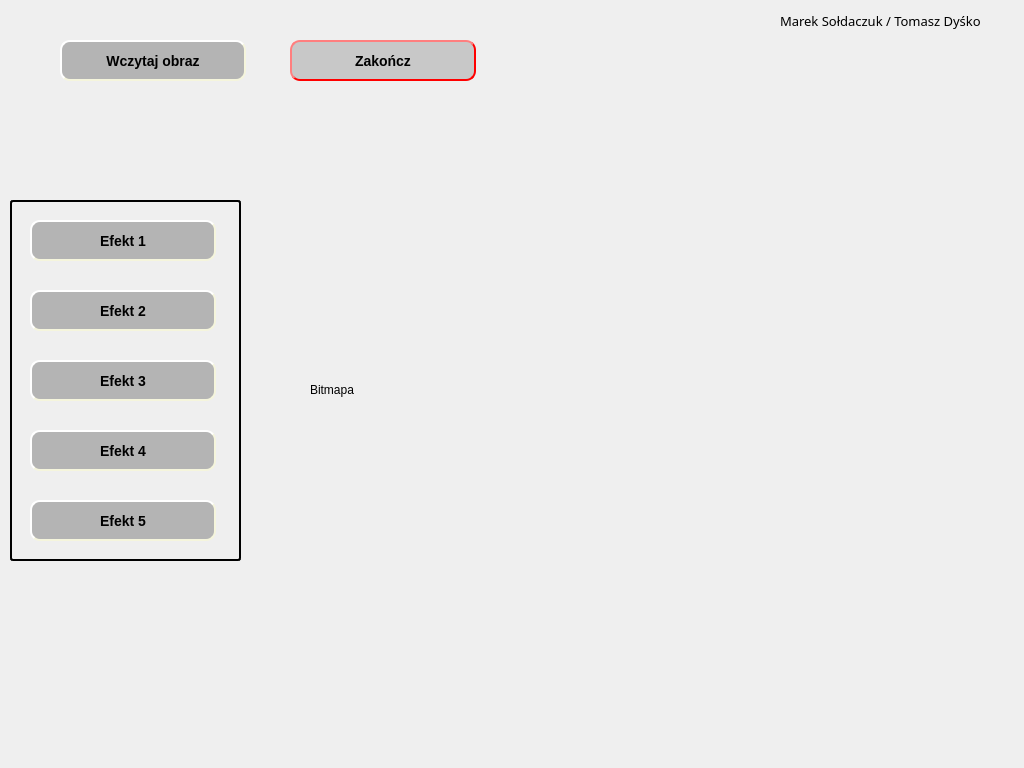
Old version of the form untitled6/mainwindow.ui in the repository TomaszDys/AK2_proj.
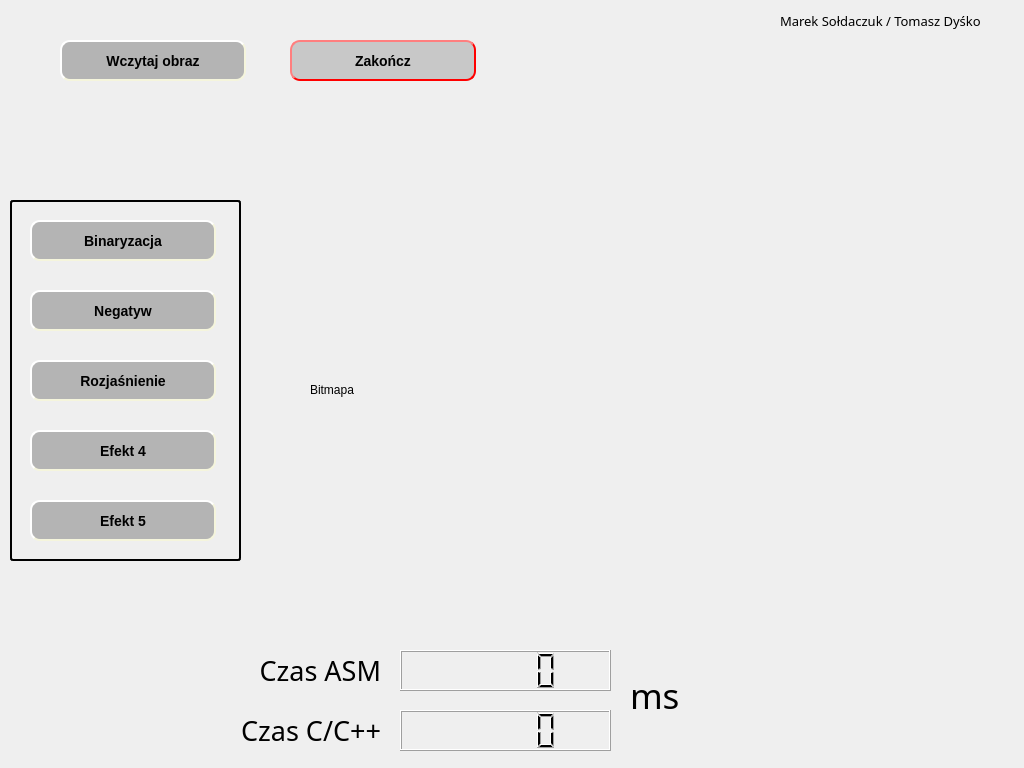
New version of the form. Icons and pictures are not drawn.

The edit to the form file:
```diff
--- a/untitled6/mainwindow.ui
+++ b/untitled6/mainwindow.ui
@@ -178,7 +178,7 @@
 }</string>
     </property>
     <property name="text">
-     <string>Efekt 1</string>
+     <string>Binaryzacja</string>
     </property>
    </widget>
    <widget class="QPushButton" name="but_e2">
@@ -215,7 +215,7 @@
 }</string>
     </property>
     <property name="text">
-     <string>Efekt 2</string>
+     <string>Negatyw</string>
     </property>
    </widget>
    <widget class="QPushButton" name="but_e3">
@@ -252,7 +252,7 @@
 }</string>
     </property>
     <property name="text">
-     <string>Efekt 3</string>
+     <string>Rozjaśnienie</string>
     </property>
    </widget>
    <widget class="QPushButton" name="but_e4">
@@ -357,6 +357,95 @@
      <enum>QFrame::Raised</enum>
     </property>
    </widget>
+   <widget class="QLCDNumber" name="asmTimer">
+    <property name="geometry">
+     <rect>
+      <x>400</x>
+      <y>650</y>
+      <width>211</width>
+      <height>41</height>
+     </rect>
+    </property>
+    <property name="smallDecimalPoint">
+     <bool>false</bool>
+    </property>
+    <property name="value" stdset="0">
+     <double>0.000000000000000</double>
+    </property>
+   </widget>
+   <widget class="QLabel" name="asmTimeLabel">
+    <property name="geometry">
+     <rect>
+      <x>180</x>
+      <y>650</y>
+      <width>201</width>
+      <height>41</height>
+     </rect>
+    </property>
+    <property name="font">
+     <font>
+      <family>OCR A Extended</family>
+      <pointsize>20</pointsize>
+     </font>
+    </property>
+    <property name="text">
+     <string>Czas ASM</string>
+    </property>
+    <property name="alignment">
+     <set>Qt::AlignRight|Qt::AlignTrailing|Qt::AlignVCenter</set>
+    </property>
+   </widget>
+   <widget class="QLabel" name="cTimeLabel">
+    <property name="geometry">
+     <rect>
+      <x>180</x>
+      <y>710</y>
+      <width>201</width>
+      <height>41</height>
+     </rect>
+    </property>
+    <property name="font">
+     <font>
+      <family>OCR A Extended</family>
+      <pointsize>20</pointsize>
+     </font>
+    </property>
+    <property name="text">
+     <string>Czas C/C++</string>
+    </property>
+    <property name="alignment">
+     <set>Qt::AlignRight|Qt::AlignTrailing|Qt::AlignVCenter</set>
+    </property>
+   </widget>
+   <widget class="QLCDNumber" name="cTimer">
+    <property name="geometry">
+     <rect>
+      <x>400</x>
+      <y>710</y>
+      <width>211</width>
+      <height>41</height>
+     </rect>
+    </property>
+   </widget>
+   <widget class="QLabel" name="milisecondsLabel">
+    <property name="geometry">
+     <rect>
+      <x>630</x>
+      <y>660</y>
+      <width>55</width>
+      <height>71</height>
+     </rect>
+    </property>
+    <property name="font">
+     <font>
+      <family>OCR A Extended</family>
+      <pointsize>26</pointsize>
+     </font>
+    </property>
+    <property name="text">
+     <string>ms</string>
+    </property>
+   </widget>
    <zorder>frame</zorder>
    <zorder>background</zorder>
    <zorder>podpis</zorder>
```
Left out of the diff: 5 changed lines with no effect on the pictures.
